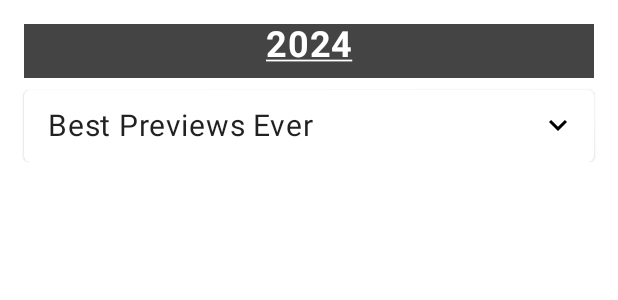
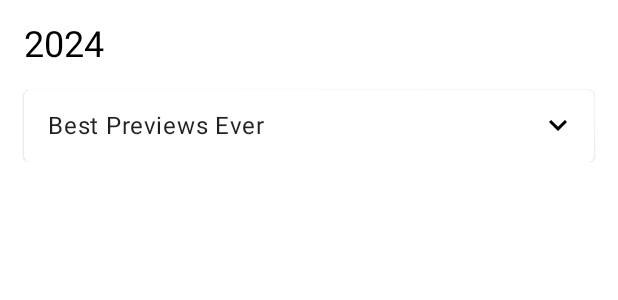
Before and after one commit to andydelso/aperture, an Android app built with Jetpack Compose: the @Preview function MainScreenReadyPreview, on a phone screen of 412 x 824 dp. Shown: the top 300 px of the screen. Run offline under Robolectric (Android 15) with nearby library versions, the phone set to English and light mode, and no system bars.

Commit message:
restyle ui a bit to better match ios

```diff
--- a/composeApp/src/androidMain/kotlin/com/ddaypunk/aperture/component/CheckableRow.kt
+++ b/composeApp/src/androidMain/kotlin/com/ddaypunk/aperture/component/CheckableRow.kt
@@ -20,7 +20,6 @@ import androidx.compose.ui.layout.ContentScale
 import androidx.compose.ui.res.painterResource
 import androidx.compose.ui.tooling.preview.Preview
 import androidx.compose.ui.unit.dp
-import androidx.compose.ui.unit.sp
 import coil.compose.AsyncImage
 
 /**
@@ -45,7 +44,8 @@ fun CheckableRow(
             )
             Text(
                 modifier = Modifier.weight(1f),
-                text = title, fontSize = 18.sp
+                text = title,
+                style = MaterialTheme.typography.body1
             )
             image?.let { nonNullImage ->
                 AsyncImage(
--- a/composeApp/src/androidMain/kotlin/com/ddaypunk/aperture/component/ExpandableCard.kt
+++ b/composeApp/src/androidMain/kotlin/com/ddaypunk/aperture/component/ExpandableCard.kt
@@ -7,7 +7,9 @@ import androidx.compose.foundation.layout.Row
 import androidx.compose.foundation.layout.padding
 import androidx.compose.foundation.selection.toggleable
 import androidx.compose.material.Card
+import androidx.compose.material.Divider
 import androidx.compose.material.IconToggleButton
+import androidx.compose.material.MaterialTheme
 import androidx.compose.material.Text
 import androidx.compose.runtime.Composable
 import androidx.compose.runtime.Immutable
@@ -21,7 +23,6 @@ import androidx.compose.ui.Modifier
 import androidx.compose.ui.res.painterResource
 import androidx.compose.ui.semantics.Role
 import androidx.compose.ui.unit.dp
-import androidx.compose.ui.unit.sp
 import com.ddaypunk.aperture.R
 
 /**
@@ -56,7 +57,7 @@ fun ExpandableCard(
                 Text(
                     modifier = Modifier.weight(1f),
                     text = state.title,
-                    fontSize = 20.sp
+                    style = MaterialTheme.typography.body1
                 )
                 IconToggleButton(
                     checked = showNominations,
@@ -80,8 +81,9 @@ fun ExpandableCard(
             AnimatedVisibility(
                 visible = showNominations
             ) {
+                Divider()
                 Column {
-                    state.nomineeStates.forEach { nominee ->
+                    state.nomineeStates.forEachIndexed { index, nominee ->
                         key(nominee.rowId) {
                             CheckableRow(
                                 state = CheckableRowState(
@@ -93,6 +95,9 @@ fun ExpandableCard(
                                     endIcon = nominee.endIcon
                                 )
                             )
+                            if (index != state.nomineeStates.size - 1) {
+                                Divider(modifier = Modifier.padding(horizontal = 16.dp))
+                            }
                         }
                     }
                 }
--- a/composeApp/src/androidMain/kotlin/com/ddaypunk/aperture/component/SectionHeader.kt
+++ b/composeApp/src/androidMain/kotlin/com/ddaypunk/aperture/component/SectionHeader.kt
@@ -1,19 +1,14 @@
 package com.ddaypunk.aperture.component
 
-import androidx.compose.foundation.background
 import androidx.compose.foundation.layout.Box
 import androidx.compose.foundation.layout.fillMaxWidth
 import androidx.compose.foundation.layout.padding
+import androidx.compose.material.MaterialTheme
 import androidx.compose.material.Text
 import androidx.compose.runtime.Composable
 import androidx.compose.runtime.Immutable
 import androidx.compose.ui.Modifier
-import androidx.compose.ui.graphics.Color
-import androidx.compose.ui.text.font.FontWeight
-import androidx.compose.ui.text.style.TextAlign
-import androidx.compose.ui.text.style.TextDecoration
 import androidx.compose.ui.unit.dp
-import androidx.compose.ui.unit.sp
 
 /**
  * Displays a single date header representing one season of an awards show
@@ -26,19 +21,14 @@ fun SectionHeader(
     Box(
         modifier = Modifier
             .fillMaxWidth()
-            .background(Color.DarkGray)
     ) {
         Text(
             modifier = Modifier
                 .fillMaxWidth()
                 .padding(bottom = 8.dp),
             text = state.title,
-            fontSize = 24.sp,
-            fontWeight = FontWeight.Bold,
-            textAlign = TextAlign.Center,
-            textDecoration = TextDecoration.Underline,
-            color = Color.White
-
+            style = MaterialTheme.typography.h5,
+            color = MaterialTheme.colors.onSurface
         )
     }
 }
--- a/composeApp/src/androidMain/kotlin/com/ddaypunk/aperture/screen/MainScreen.kt
+++ b/composeApp/src/androidMain/kotlin/com/ddaypunk/aperture/screen/MainScreen.kt
@@ -9,6 +9,7 @@ import androidx.compose.foundation.layout.padding
 import androidx.compose.foundation.lazy.LazyColumn
 import androidx.compose.foundation.lazy.items
 import androidx.compose.material.MaterialTheme
+import androidx.compose.material.Surface
 import androidx.compose.material.Text
 import androidx.compose.runtime.Composable
 import androidx.compose.runtime.collectAsState
@@ -90,6 +91,7 @@ fun MainScreenReady(state: MainScreenState.Ready) {
 @Composable
 fun MainScreenReadyPreview() {
     MaterialTheme {
+        Surface {
             MainScreenReady(
                 state = MainScreenState.Ready(
                     seasons = listOf(
@@ -126,3 +128,4 @@ fun MainScreenReadyPreview() {
             )
         }
     }
+}
```
Lines whose indentation alone changed are shown as unchanged.
